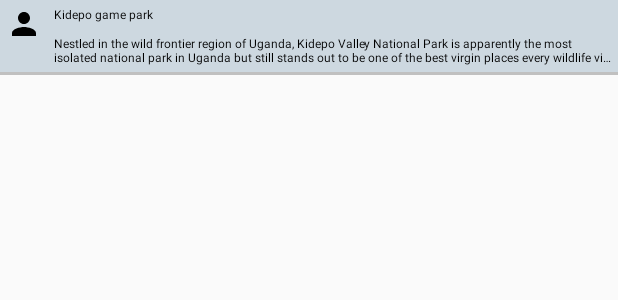
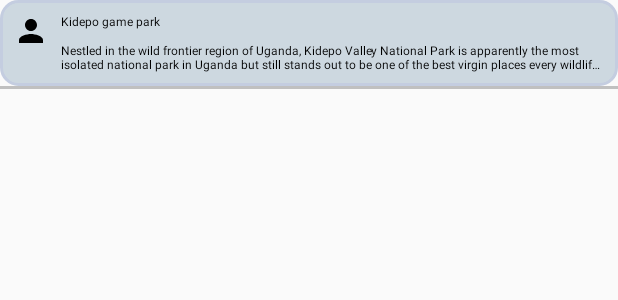
Before and after one commit to steven7mwesigwa/TourGuideApp, an Android app: the layout home_custom_row_recycler.xml on its own in the app's theme, with its tools: preview values and no code run, on a phone screen of 412 x 824 dp. Shown: the top 300 px of the screen. Run offline under Robolectric (Android 15) with nearby library versions, the phone set to English and light mode, and no system bars.

Commit message:
Home Recycler view implementation added background

```diff
--- a/app/src/main/res/layout/home_custom_row_recycler.xml
+++ b/app/src/main/res/layout/home_custom_row_recycler.xml
@@ -10,7 +10,7 @@
     <RelativeLayout
         android:layout_width="match_parent"
         android:layout_height="wrap_content"
-        android:background="@color/colorLightGrey">
+        android:background="@drawable/rectangular_shape">
 
         <ImageView
             android:id="@+id/HomeRecycRowImage"
```
